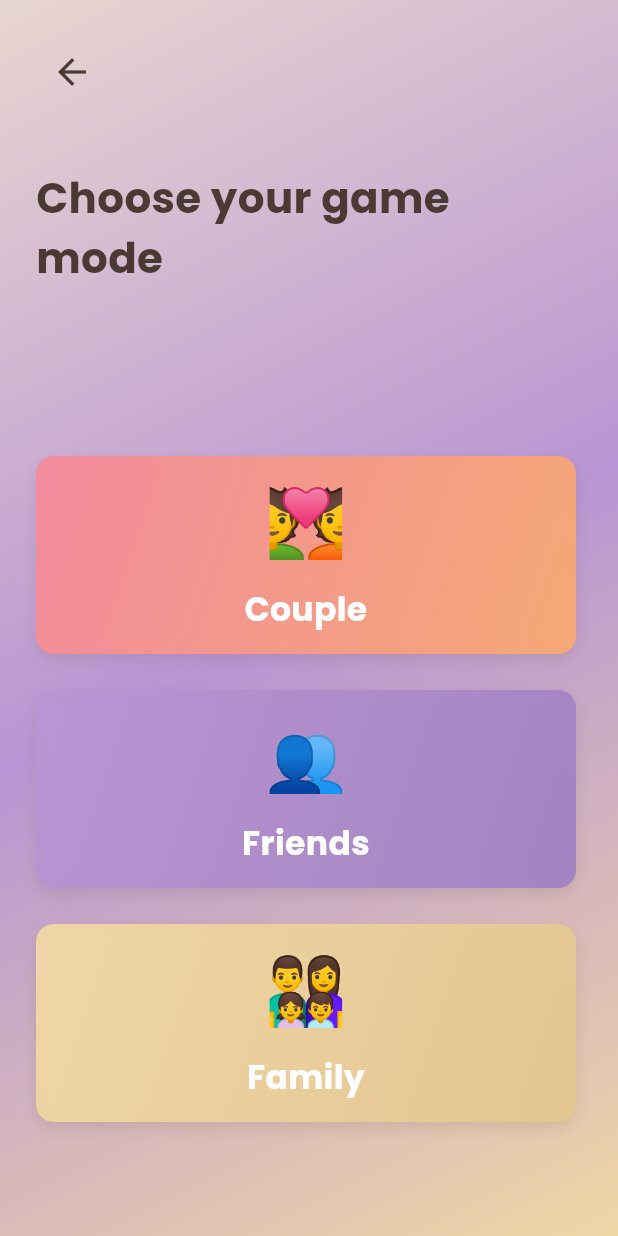
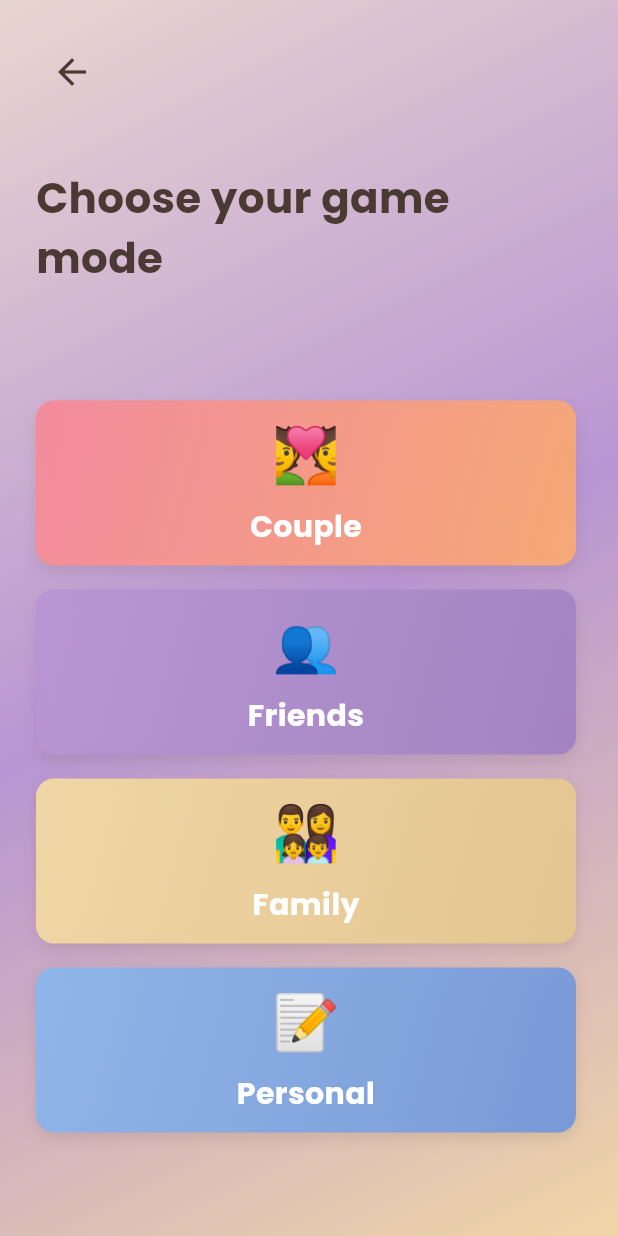
Before and after one commit to 97stenhoj-cloud/flutter_first_app, a Flutter app: the GameModeSelectionPage screen opened directly with empty values, on a phone screen of 412 x 824 dp. Run offline on Flutter 3.47's test engine with Material 3 defaults, Android fonts, the light colour scheme and no system bars; our stand-ins replace flutter_card_swiper, google_fonts, google_mobile_ads, google_sign_in, sign_in_with_apple, supabase_flutter and 1 more; accounts and stored records are empty; network calls fail.

Commit message:
Added Personal Deck option

```diff
--- a/lib/core/utils/theme_helper.dart
+++ b/lib/core/utils/theme_helper.dart
@@ -317,6 +317,10 @@ static Widget buildLayeredButton({
         return isDarkMode
             ? const Color(0xFF6B5A72) // dark version of lavender
             : const Color(0xFFCFC3D8); // lavender from gradient
+    case 'personal':  // ADD THIS CASE
+      return isDarkMode
+          ? const Color(0xFF5A6A7B) // dark blue
+          : const Color(0xFFD4E4F8); // light blue
       default:
         return isDarkMode
             ? const Color(0xFF3A3230)
@@ -343,6 +347,11 @@ static Widget buildLayeredButton({
         return isDarkMode
             ? [const Color(0xFFD4A066), const Color(0xFFBF8F4F)]
             : [const Color(0xFFF0D6A6), const Color(0xFFE3C590)];
+      case 'personal':  // ADD THIS CASE
+      // Blue theme for personal
+      return isDarkMode
+          ? [const Color(0xFF5A8AA8), const Color(0xFF4A7A98)]
+          : [const Color(0xFF90B5E8), const Color(0xFF7A9AD7)];
       default:
         return getMainMenuGradient(isDarkMode);
     }
--- a/lib/features/game/presentation/pages/game_mode_selection_page.dart
+++ b/lib/features/game/presentation/pages/game_mode_selection_page.dart
@@ -23,9 +23,9 @@ class GameModeSelectionPage extends StatelessWidget {
   }) {
     final colors = ThemeHelper.getGameModeGradient(gameMode, isDarkMode);
 
-    // Bigger button sizes
+    // Adjusted button sizes to fit 4 buttons
     const double buttonWidth = 360;
-    const double buttonHeight = 132.0;
+    const double buttonHeight = 110.0;
 
     return GestureDetector(
       onTap: onPressed,
@@ -80,13 +80,13 @@ class GameModeSelectionPage extends StatelessWidget {
               children: [
                 Text(
                   emoji,
-                  style: const TextStyle(fontSize: 44),
+                  style: const TextStyle(fontSize: 36),
                 ),
-                const SizedBox(height: 10),
+                const SizedBox(height: 8),
                 Text(
                   text,
                   style: GoogleFonts.poppins(
-                    fontSize: 22,
+                    fontSize: 20,
                     fontWeight: FontWeight.bold,
                     color: Colors.white,
                   ),
@@ -106,7 +106,7 @@ class GameModeSelectionPage extends StatelessWidget {
 
     return Scaffold(
       body: Container(
-        decoration: ThemeHelper.getBackgroundDecoration(isDarkMode), // Use main background
+        decoration: ThemeHelper.getBackgroundDecoration(isDarkMode),
         child: SafeArea(
           child: Padding(
             padding: const EdgeInsets.all(AppConstants.defaultPadding),
@@ -137,7 +137,7 @@ class GameModeSelectionPage extends StatelessWidget {
                   ),
                 ),
 
-                const SizedBox(height: 60),
+                const SizedBox(height: 30),
 
                 // Game mode buttons
                 Expanded(
@@ -159,7 +159,7 @@ class GameModeSelectionPage extends StatelessWidget {
                         gameMode: 'couple',
                         isDarkMode: isDarkMode,
                       ),
-                      const SizedBox(height: 24),
+                      const SizedBox(height: 16),
                       _buildLayeredGameModeButton(
                         text: l10n.friends,
                         emoji: '👥',
@@ -175,7 +175,7 @@ class GameModeSelectionPage extends StatelessWidget {
                         gameMode: 'friends',
                         isDarkMode: isDarkMode,
                       ),
-                      const SizedBox(height: 24),
+                      const SizedBox(height: 16),
                       _buildLayeredGameModeButton(
                         text: l10n.family,
                         emoji: '👨‍👩‍👧‍👦',
@@ -191,6 +191,23 @@ class GameModeSelectionPage extends StatelessWidget {
                         gameMode: 'family',
                         isDarkMode: isDarkMode,
                       ),
+                      const SizedBox(height: 16),
+                      // ADDED: Personal mode button
+                      _buildLayeredGameModeButton(
+                        text: l10n.personal,
+                        emoji: '📝',
+                        onPressed: () => Navigator.push(
+                          context,
+                          MaterialPageRoute(
+                            builder: (context) => CategorySelectionPage(
+                              gameMode: 'personal',
+                              isDarkMode: isDarkMode,
+                            ),
+                          ),
+                        ),
+                        gameMode: 'personal',
+                        isDarkMode: isDarkMode,
+                      ),
                     ],
                   ),
                 ),
--- a/lib/l10n/app_en.arb
+++ b/lib/l10n/app_en.arb
@@ -110,7 +110,7 @@
   "premiumFeatures": "5. Premium Features",
   "premiumFeaturesDesc": "Unlock exclusive question categories with a subscription:\n\n• 1 Bundle (4 categories) - 59 DKK/month\n• 2 Bundles (8 categories) - 109 DKK/month\n• 3 Bundles (12 categories) - 149 DKK/month",
   "proTips": "Pro Tips",
-  "proTipsDesc": "• Create a comfortable, distraction-free environment\n• Listen actively and be present\n• Share honestly and encourage others to do the same\n• Respect boundaries - skip questions if needed\n• Have fun and enjoy connecting!"
+  "proTipsDesc": "• Create a comfortable, distraction-free environment\n• Listen actively and be present\n• Share honestly and encourage others to do the same\n• Respect boundaries - skip questions if needed\n• Have fun and enjoy connecting!",
   "personal": "Personal",
   "personalDesc": "Create your own custom question decks"
 }
--- a/lib/l10n/app_localizations.dart
+++ b/lib/l10n/app_localizations.dart
@@ -717,6 +717,18 @@ abstract class AppLocalizations {
   /// In en, this message translates to:
   /// **'• Create a comfortable, distraction-free environment\n• Listen actively and be present\n• Share honestly and encourage others to do the same\n• Respect boundaries - skip questions if needed\n• Have fun and enjoy connecting!'**
   String get proTipsDesc;
+
+  /// No description provided for @personal.
+  ///
+  /// In en, this message translates to:
+  /// **'Personal'**
+  String get personal;
+
+  /// No description provided for @personalDesc.
+  ///
+  /// In en, this message translates to:
+  /// **'Create your own custom question decks'**
+  String get personalDesc;
 }
 
 class _AppLocalizationsDelegate
--- a/lib/l10n/app_localizations_da.dart
+++ b/lib/l10n/app_localizations_da.dart
@@ -349,4 +349,10 @@ class AppLocalizationsDa extends AppLocalizations {
   @override
   String get proTipsDesc =>
       '• Skab et komfortabelt, distraktionsfrit miljø\n• Lyt aktivt og vær tilstede\n• Del ærligt og opfordr andre til at gøre det samme\n• Respekter grænser - spring spørgsmål over hvis nødvendigt\n• Hav det sjovt og nyd at forbinde!';
+
+  @override
+  String get personal => 'Personal';
+
+  @override
+  String get personalDesc => 'Create your own custom question decks';
 }
--- a/lib/l10n/app_localizations_de.dart
+++ b/lib/l10n/app_localizations_de.dart
@@ -350,4 +350,10 @@ class AppLocalizationsDe extends AppLocalizations {
   @override
   String get proTipsDesc =>
       '• Schaffe eine komfortable, ablenkungsfreie Umgebung\n• Höre aktiv zu und sei präsent\n• Teile ehrlich und ermutige andere, dasselbe zu tun\n• Respektiere Grenzen - überspringe Fragen bei Bedarf\n• Hab Spaß und genieße die Verbindung!';
+
+  @override
+  String get personal => 'Personal';
+
+  @override
+  String get personalDesc => 'Create your own custom question decks';
 }
--- a/lib/l10n/app_localizations_en.dart
+++ b/lib/l10n/app_localizations_en.dart
@@ -346,4 +346,10 @@ class AppLocalizationsEn extends AppLocalizations {
   @override
   String get proTipsDesc =>
       '• Create a comfortable, distraction-free environment\n• Listen actively and be present\n• Share honestly and encourage others to do the same\n• Respect boundaries - skip questions if needed\n• Have fun and enjoy connecting!';
+
+  @override
+  String get personal => 'Personal';
+
+  @override
+  String get personalDesc => 'Create your own custom question decks';
 }
--- a/lib/l10n/app_localizations_es.dart
+++ b/lib/l10n/app_localizations_es.dart
@@ -350,4 +350,10 @@ class AppLocalizationsEs extends AppLocalizations {
   @override
   String get proTipsDesc =>
       '• Crea un ambiente cómodo y sin distracciones\n• Escucha activamente y está presente\n• Comparte honestamente y anima a otros a hacer lo mismo\n• Respeta los límites - salta preguntas si es necesario\n• ¡Diviértete y disfruta conectando!';
+
+  @override
+  String get personal => 'Personal';
+
+  @override
+  String get personalDesc => 'Create your own custom question decks';
 }
--- a/lib/l10n/app_localizations_pt.dart
+++ b/lib/l10n/app_localizations_pt.dart
@@ -350,4 +350,10 @@ class AppLocalizationsPt extends AppLocalizations {
   @override
   String get proTipsDesc =>
       '• Crie um ambiente confortável e sem distrações\n• Ouça ativamente e esteja presente\n• Compartilhe honestamente e encoraje os outros a fazerem o mesmo\n• Respeite os limites - pule perguntas se necessário\n• Divirta-se e aproveite a conexão!';
+
+  @override
+  String get personal => 'Personal';
+
+  @override
+  String get personalDesc => 'Create your own custom question decks';
 }
--- a/lib/l10n/app_localizations_ro.dart
+++ b/lib/l10n/app_localizations_ro.dart
@@ -351,4 +351,10 @@ class AppLocalizationsRo extends AppLocalizations {
   @override
   String get proTipsDesc =>
       '• Creează un mediu confortabil, fără distrageri\n• Ascultă activ și fii prezent\n• Împărtășește sincer și încurajează pe alții să facă la fel\n• Respectă limitele - omite întrebări dacă este necesar\n• Distrează-te și bucură-te de conexiune!';
+
+  @override
+  String get personal => 'Personal';
+
+  @override
+  String get personalDesc => 'Create your own custom question decks';
 }
```
Also changed, not shown: lib/features/custom/presentation/pages/custom_deck_list_page.dart (+31 -35 lines), lib/features/game/presentation/pages/category_selection_page.dart (+18 -53 lines), lib/features/game/presentation/pages/game_page.dart (+32 -6 lines).
